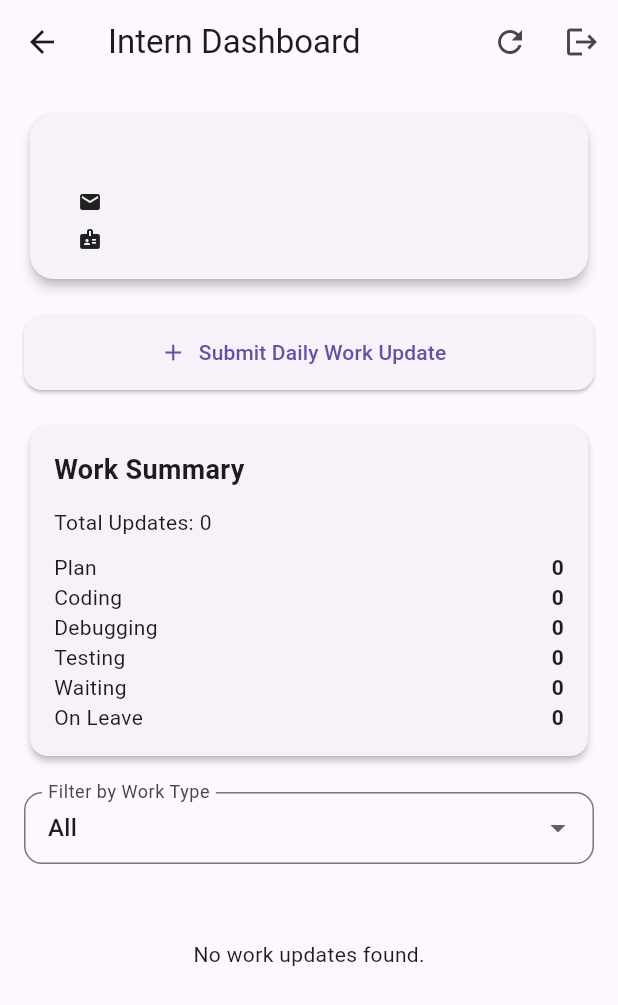
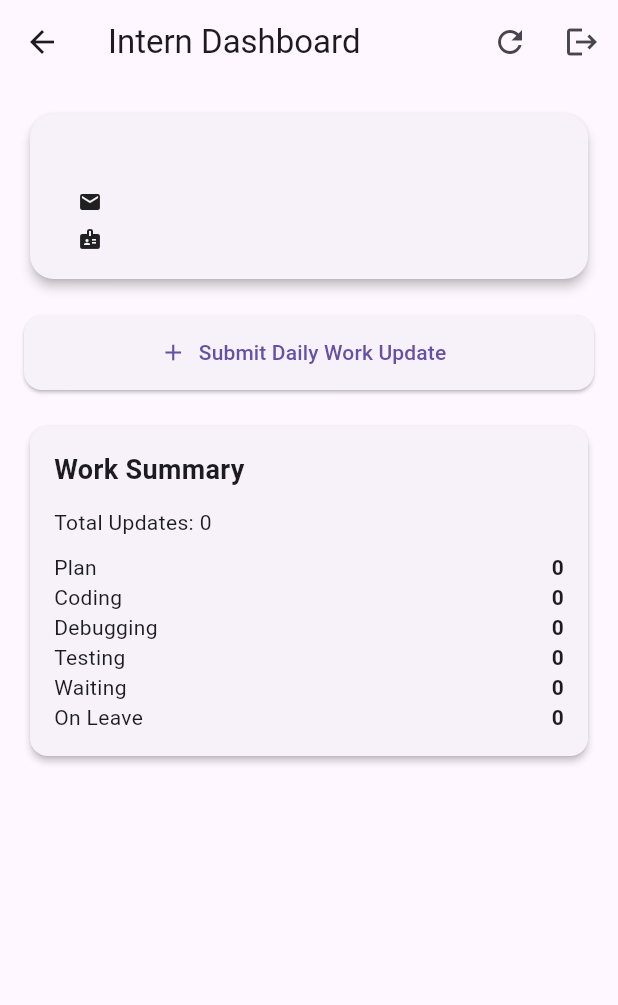
Before and after one commit to MaleeshaHe/internflow-app, a Flutter app: the InternView screen opened directly, on a phone screen of 412 x 824 dp. Shown: the top 1005 px of the screen. Run offline on Flutter 3.47's test engine with Material 3 defaults, Android fonts, the phone set to English and light mode, and no system bars; our stand-ins replace cloud_firestore, firebase_auth, firebase_core; accounts and stored records are empty.

Commit message:
Refactor InternView: remove filter dropdown and update card rendering logic

```diff
--- a/lib/screens/home/intern_view.dart
+++ b/lib/screens/home/intern_view.dart
@@ -146,20 +146,6 @@ class _InternViewState extends State<InternView> {
                       const SizedBox(height: 20),
                       _buildSummaryCard(),
                       const SizedBox(height: 20),
-                      _buildFilterDropdown(),
-                      const SizedBox(height: 10),
-                      _filteredUpdates().isEmpty
-                          ? const Center(
-                              child: Padding(
-                                padding: EdgeInsets.symmetric(vertical: 40),
-                                child: Text('No work updates found.'),
-                              ),
-                            )
-                          : Column(
-                              children: _filteredUpdates()
-                                  .map(_buildUpdateCard)
-                                  .toList(),
-                            ),
                     ],
                   ),
                 ),
@@ -264,53 +250,4 @@ class _InternViewState extends State<InternView> {
       ),
     );
   }
-
-  Widget _buildFilterDropdown() {
-    return DropdownButtonFormField<String>(
-      value: _selectedFilter,
-      decoration: InputDecoration(
-        labelText: 'Filter by Work Type',
-        border: OutlineInputBorder(borderRadius: BorderRadius.circular(12)),
-        contentPadding: const EdgeInsets.symmetric(horizontal: 12, vertical: 8),
-      ),
-      items: _filterOptions
-          .map((type) => DropdownMenuItem(value: type, child: Text(type)))
-          .toList(),
-      onChanged: (value) {
-        setState(() => _selectedFilter = value!);
-      },
-    );
-  }
-
-  Widget _buildUpdateCard(WorkUpdate update) {
-    final timestamp = update.submittedAt;
-    String formattedDate = 'Date not available';
-
-    if (timestamp != null) {
-      try {
-        formattedDate =
-            timestamp.toDate().toLocal().toString().split('.').first;
-      } catch (e) {
-        print('Error formatting timestamp: $e');
-      }
-    }
-
-    return Card(
-      margin: const EdgeInsets.symmetric(vertical: 6),
-      shape: RoundedRectangleBorder(borderRadius: BorderRadius.circular(12)),
-      elevation: 2,
-      child: ListTile(
-        leading: const Icon(Icons.task_alt_rounded),
-        title: Text(update.description ?? 'No description'),
-        subtitle: Text(
-          update.date ?? 'No date',
-          style: const TextStyle(fontSize: 12, color: Colors.grey),
-        ),
-      ),
-    );
-  }
 }
-
-extension on String {
-  toDate() {}
-}
```
